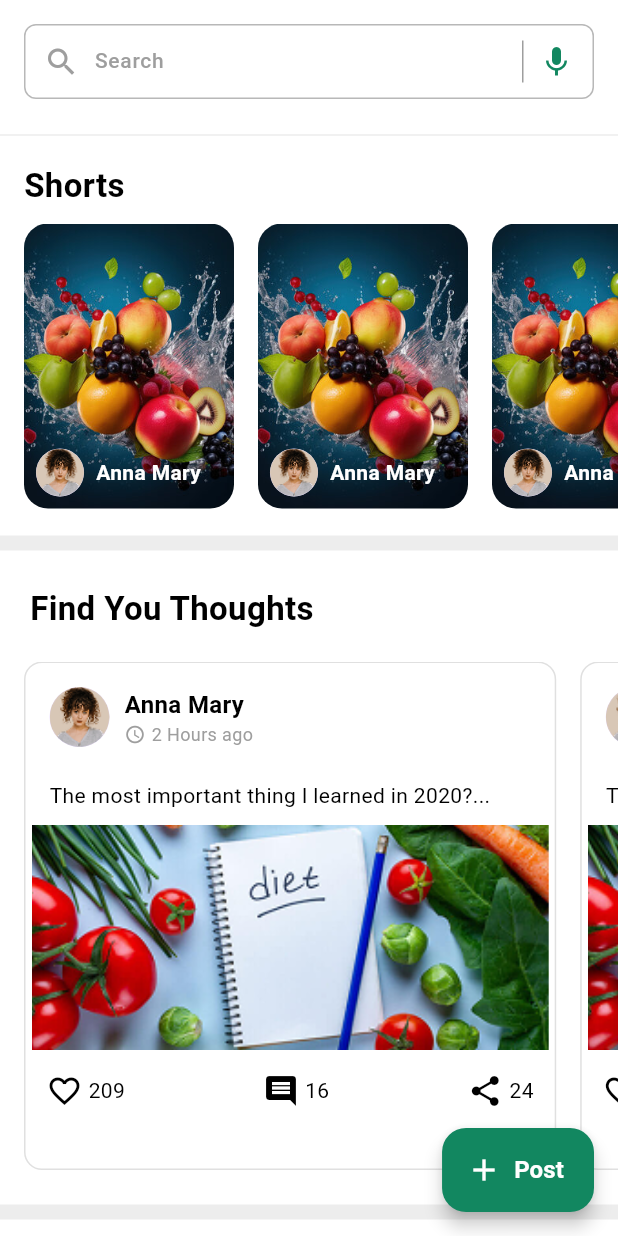
After one commit to amitdevx/Sukoon, a Flutter app: the CommunityScreen screen opened directly, after a tap on the "mic" icon, on a phone screen of 412 x 824 dp. The commit adds this screen. Run offline on Flutter 3.47's test engine with Material 3 defaults, Android fonts, the phone set to English and light mode, and no system bars; our stand-ins replace flutter_svg, get, intl_phone_field, smooth_page_indicator; network calls fail; Roboto replaces fonts that are missing (poppins).

Commit message:
Chat and Community screens added

```diff
--- a/lib/app.dart
+++ b/lib/app.dart
@@ -1,7 +1,7 @@
 import 'package:flutter/material.dart';
 import 'package:get/get.dart';
+import 'package:sukoon/features/authentication/screens/Home/home_screen.dart';
 // import 'package:sukoon/features/authentication/screens/Home/home_screen.dart';
-import 'package:sukoon/features/authentication/screens/Onboarding/onboarding.dart';
 import 'package:sukoon/utils/themes/theme.dart';
 
 class App extends StatelessWidget {
@@ -15,8 +15,8 @@ class App extends StatelessWidget {
         // themeMode: ThemeMode.system,
         theme: AppTheme.lightTheme,
         // darkTheme: AppTheme.darkTheme,
-        // home: HomeScreen(),
-        home: OnboardingScreen(),
+        home: HomeScreen(),
+        // home: OnboardingScreen(),
         );
   }
 }
--- a/lib/common/widgets/chat_card.dart
+++ b/lib/common/widgets/chat_card.dart
@@ -16,14 +16,18 @@ class SocialPostCard extends StatelessWidget {
 
             child: Padding(
               padding: const EdgeInsets.only(left: 16.0, bottom: 10),
+              child: Container(
+                decoration: BoxDecoration(
+                  color: Colors.white,
+                  borderRadius: BorderRadius.circular(12.0),
+                  border: Border.all(color: Colors.grey.shade300),
+                ),
                 child: Card(
                   color: Colors.white,
                   elevation: 0.0,
                   shape: RoundedRectangleBorder(
                     borderRadius: BorderRadius.circular(12.0),
                   ),
-
-
                   child: Column(
                     crossAxisAlignment: CrossAxisAlignment.start,
                     children: [
@@ -34,8 +38,8 @@ class SocialPostCard extends StatelessWidget {
                             Row(
                               children: [
                                 CircleAvatar(
-                            backgroundImage:
-                                AssetImage('assets/images/pngs/girlProfile.png'),
+                                  backgroundImage: AssetImage(
+                                      'assets/images/pngs/girlProfile.png'),
                                   radius: 20,
                                 ),
                                 const SizedBox(width: 10),
@@ -87,28 +91,31 @@ class SocialPostCard extends StatelessWidget {
                       ),
                       const SizedBox(height: 10),
                       Padding(
-                      padding: const EdgeInsets.fromLTRB(10,5,10,5),
+                        padding: const EdgeInsets.fromLTRB(10, 5, 10, 5),
                         child: Row(
                           mainAxisAlignment: MainAxisAlignment.spaceBetween,
                           crossAxisAlignment: CrossAxisAlignment.center,
                           children: [
                             Row(
                               children: const [
-                              Icon(Icons.favorite_border, color: Color.fromARGB(255, 0, 0, 0)),
+                                Icon(Icons.favorite_border,
+                                    color: Color.fromARGB(255, 0, 0, 0)),
                                 SizedBox(width: 4),
                                 Text("209"),
                               ],
                             ),
                             Row(
                               children: const [
-                              Icon(Icons.comment, color: Color.fromARGB(255, 0, 0, 0)),
+                                Icon(Icons.comment,
+                                    color: Color.fromARGB(255, 0, 0, 0)),
                                 SizedBox(width: 4),
                                 Text("16"),
                               ],
                             ),
                             Row(
                               children: const [
-                              Icon(Icons.share, color: Color.fromARGB(255, 0, 0, 0)),
+                                Icon(Icons.share,
+                                    color: Color.fromARGB(255, 0, 0, 0)),
                                 SizedBox(width: 4),
                                 Text("24"),
                               ],
@@ -120,6 +127,7 @@ class SocialPostCard extends StatelessWidget {
                   ),
                 ),
               ),
+            ),
           );
         },
       ),
--- /dev/null
+++ b/lib/common/widgets/custom_search_bar.dart
@@ -0,0 +1,59 @@
+import 'package:flutter/material.dart';
+
+class CustomSearchBar extends StatelessWidget {
+  final TextEditingController controller;
+  final VoidCallback? onVoiceSearch;
+
+  const CustomSearchBar(
+      {super.key, required this.controller, this.onVoiceSearch});
+  @override
+  Widget build(BuildContext context) {
+    return Padding(
+      padding: const EdgeInsets.all(16),
+      child: Container(
+        padding: const EdgeInsets.symmetric(horizontal: 12),
+        decoration: BoxDecoration(
+          color: Colors.white,
+          borderRadius: BorderRadius.circular(8),
+          border: Border.all(color: const Color.fromARGB(255, 184, 184, 184)),
+        ),
+        child: IntrinsicHeight(
+          child: Row(
+            children: [
+              const Icon(Icons.search, color: Colors.grey),
+              const SizedBox(width: 10),
+              Expanded(
+                child: TextField(
+                  controller: controller,
+                  decoration: const InputDecoration(
+                    hintText: "Search",
+                    hintStyle: TextStyle(color: Colors.grey),
+                    border: InputBorder.none,
+                    focusedBorder: InputBorder.none,
+                    enabledBorder: InputBorder.none,
+                    errorBorder: InputBorder.none,
+                    disabledBorder: InputBorder.none,
+                  ),
+                ),
+              ),
+              const VerticalDivider(
+                width: 1,
+                thickness: 1,
+                color: Colors.grey,
+                indent: 10,
+                endIndent: 10,
+              ),
+              SizedBox(
+                width: 10,
+              ),
+              GestureDetector(
+                onTap: onVoiceSearch,
+                child: const Icon(Icons.mic, color:   Color.fromARGB(255, 18, 135, 96),),
+              ),
+            ],
+          ),
+        ),
+      ),
+    );
+  }
+}
--- a/lib/features/authentication/screens/Home/booking_screen.dart
+++ b/lib/features/authentication/screens/Home/Booking Tab/booking_screen.dart
@@ -1,5 +1,5 @@
 import 'package:flutter/material.dart';
-import 'package:sukoon/features/authentication/screens/Home/booking_top_navigation.dart';
+import 'package:sukoon/features/authentication/screens/Home/Booking%20Tab/booking_top_navigation.dart';
 
 class BookingScreen extends StatelessWidget {
   const BookingScreen({super.key});
--- a/lib/features/authentication/screens/Home/booking_top_navigation.dart
+++ b/lib/features/authentication/screens/Home/Booking Tab/booking_top_navigation.dart
@@ -1,7 +1,7 @@
 import 'package:flutter/material.dart';
-import 'package:sukoon/features/authentication/screens/Home/cancle_section.dart';
-import 'package:sukoon/features/authentication/screens/Home/complete_section.dart';
-import 'package:sukoon/features/authentication/screens/Home/upcomming_section.dart';
+import 'package:sukoon/features/authentication/screens/Home/Booking%20Tab/cancle_section.dart';
+import 'package:sukoon/features/authentication/screens/Home/Booking%20Tab/complete_section.dart';
+import 'package:sukoon/features/authentication/screens/Home/Booking%20Tab/upcomming_section.dart';
 
 class BookingTopNavigation extends StatefulWidget {
   const BookingTopNavigation({super.key});
@@ -11,7 +11,7 @@ class BookingTopNavigation extends StatefulWidget {
 }
 
 class _BookingTopNavigationState extends State<BookingTopNavigation> {
-  int _selectedIndex = 1; // Default 'Upcoming' ko select rakha hai
+  int _selectedIndex = 1;
 
   @override
   Widget build(BuildContext context) {
--- a/lib/features/authentication/screens/Home/upcomming_section.dart
+++ b/lib/features/authentication/screens/Home/Booking Tab/upcomming_section.dart
@@ -1,5 +1,5 @@
 import 'package:flutter/material.dart';
-import 'package:sukoon/features/authentication/screens/Home/cancle_reshedule.dart';
+import 'package:sukoon/features/authentication/screens/Home/Booking%20Tab/cancle_reshedule.dart';
 
 class UpcomingSection extends StatefulWidget {
   const UpcomingSection({super.key});
@@ -9,13 +9,12 @@ class UpcomingSection extends StatefulWidget {
 }
 
 class _UpcomingSectionState extends State<UpcomingSection> {
-
   void cancleReshedule() {
     showModalBottomSheet(
-      showDragHandle: false,
-      backgroundColor: Colors.white,
-
-      context: context, builder: (context) => CancleReshedule());
+        showDragHandle: false,
+        backgroundColor: Colors.white,
+        context: context,
+        builder: (context) => CancleReshedule());
   }
 
   @override
@@ -111,7 +110,11 @@ class _UpcomingSectionState extends State<UpcomingSection> {
                         ],
                       ),
                     ),
-                   IconButton(onPressed: ()=>cancleReshedule(), icon: const  Icon(Icons.more_vert), color: Colors.green,),
+                    IconButton(
+                      onPressed: () => cancleReshedule(),
+                      icon: const Icon(Icons.more_vert),
+                      color: const Color.fromARGB(255, 18, 135, 96),
+                    ),
                   ],
                 ),
                 const SizedBox(height: 10),
--- /dev/null
+++ b/lib/features/authentication/screens/Home/Chat screen/chat_screen.dart
@@ -0,0 +1,78 @@
+import 'package:flutter/material.dart';
+
+class ChatScreen extends StatelessWidget {
+  final List<String> profileImages = [
+    'https://randomuser.me/api/portraits/women/1.jpg',
+    'https://randomuser.me/api/portraits/women/2.jpg',
+    'https://randomuser.me/api/portraits/women/3.jpg',
+    'https://randomuser.me/api/portraits/women/4.jpg',
+    'https://randomuser.me/api/portraits/women/5.jpg',
+    'https://randomuser.me/api/portraits/women/6.jpg',
+  ];
+
+  ChatScreen({super.key});
+
+  @override
+  Widget build(BuildContext context) {
+    return Scaffold(
+      backgroundColor: Colors.white,
+      appBar: PreferredSize(
+        preferredSize: const Size.fromHeight(1),
+        child: AppBar(
+
+          backgroundColor: Colors.white,
+          elevation: 0,
+          iconTheme: IconThemeData(color: Colors.black),
+          bottom: PreferredSize(
+            preferredSize: const Size.fromHeight(1), // 1px height
+            child: Container(
+              color: Colors.grey[300], // Grey color line
+              height: 1, // Line height
+              width: double.infinity, // Full width
+            ),
+          ),
+        ),
+      ),
+      body: ListView.builder(
+        itemCount: profileImages.length,
+        itemBuilder: (context, index) {
+          return Padding(
+            padding:
+                const EdgeInsets.symmetric(vertical: 8.0, horizontal: 16.0),
+            child: Row(
+              children: [
+                CircleAvatar(
+                  radius: 25,
+                  backgroundImage: NetworkImage(profileImages[index]),
+                ),
+                SizedBox(width: 12),
+                Expanded(
+                  child: Column(
+                    crossAxisAlignment: CrossAxisAlignment.start,
+                    children: [
+                      Text(
+                        'Dietitian',
+                        style: TextStyle(
+                          fontSize: 16,
+                          fontWeight: FontWeight.bold,
+                        ),
+                      ),
+                      Text(
+                        'How are you today?',
+                        style: TextStyle(color: Colors.grey[600]),
+                      ),
+                    ],
+                  ),
+                ),
+                Text(
+                  '2 min ago',
+                  style: TextStyle(color: Colors.grey[600]),
+                ),
+              ],
+            ),
+          );
+        },
+      ),
+    );
+  }
+}
--- /dev/null
+++ b/lib/features/authentication/screens/Home/community tab/community_screen.dart
@@ -0,0 +1,91 @@
+import 'package:flutter/material.dart';
+import 'package:sukoon/common/widgets/chat_card.dart';
+import 'package:sukoon/common/widgets/custom_search_bar.dart';
+import 'package:sukoon/features/authentication/screens/Home/community%20tab/following_card.dart';
+import 'package:sukoon/features/authentication/screens/Home/community%20tab/shorts_section.dart';
+
+class CommunityScreen extends StatelessWidget {
+  const CommunityScreen({super.key});
+
+  @override
+  Widget build(BuildContext context) {
+    return Scaffold(
+      body: SingleChildScrollView(
+        child: Column(
+          crossAxisAlignment: CrossAxisAlignment.start,
+          children: [
+            CustomSearchBar(
+              controller: TextEditingController(),
+              onVoiceSearch: () {
+                print("Voice search tapped!");
+              },
+            ),
+            Divider(
+              color: const Color.fromARGB(255, 237, 237, 237),
+              thickness: 1,
+            ),
+            ShortsSection(),
+            SizedBox(height: 15),
+            Divider(
+              color: const Color.fromARGB(255, 237, 237, 237),
+              thickness: 10,
+            ),
+            SizedBox(height: 10),
+            Container(
+              height: 410,
+              color: const Color.fromARGB(226, 255, 255, 255),
+              child: Column(
+                crossAxisAlignment: CrossAxisAlignment.start,
+                children: [
+                  Padding(
+                    padding: const EdgeInsets.symmetric(
+                        horizontal: 20, vertical: 10),
+                    child: Text(
+                      "Find You Thoughts",
+                      style:
+                          TextStyle(fontSize: 22, fontWeight: FontWeight.bold),
+                    ),
+                  ),
+                  SizedBox(height: 10),
+                  Expanded(child: SocialPostCard()),
+                ],
+              ),
+            ),
+            SizedBox(height: 10),
+            Divider(
+              color: const Color.fromARGB(255, 237, 237, 237),
+              thickness: 10,
+            ),
+            Column(
+              crossAxisAlignment: CrossAxisAlignment.start,
+              children: [
+                Padding(
+                  padding: const EdgeInsets.all(16),
+                  child: Text(
+                    "Following",
+                    style: TextStyle(fontSize: 22, fontWeight: FontWeight.bold),
+                  ),
+                ),
+                FollowingCard()
+              ],
+            ),
+          ],
+        ),
+      ),
+      floatingActionButton: FloatingActionButton.extended(
+        onPressed: () {},
+        backgroundColor:  const Color.fromARGB(255, 18, 135, 96),
+        elevation: 5,
+        icon: Icon(Icons.add, color: Colors.white),
+        label: Text(
+          "Post",
+          style: TextStyle(
+            color: Colors.white,
+            fontSize: 16,
+            fontWeight: FontWeight.bold,
+          ),
+        ),
+      ),
+    );
+  }
+}
--- /dev/null
+++ b/lib/features/authentication/screens/Home/community tab/following_card.dart
@@ -0,0 +1,120 @@
+import 'package:flutter/material.dart';
+
+class FollowingCard extends StatelessWidget {
+  const FollowingCard({super.key});
+
+  @override
+  Widget build(BuildContext context) {
+    return Column(
+      children: List.generate(5, (index) {
+        return SizedBox(
+          width: MediaQuery.of(context).size.width, // Fixed width
+          child: Padding(
+            padding: const EdgeInsets.only(bottom: 10),
+            child: Column(
+              crossAxisAlignment: CrossAxisAlignment.start,
+              children: [
+
+                Padding(
+                  padding: const EdgeInsets.all(12),
+                  child: Column(
+                    children: [
+                      Row(
+                        children: [
+                          CircleAvatar(
+                            backgroundImage: AssetImage(
+                                'assets/images/pngs/girlProfile.png'),
+                            radius: 20,
+                          ),
+                          const SizedBox(width: 10),
+                          Column(
+                            crossAxisAlignment: CrossAxisAlignment.start,
+                            children: [
+                              const Text(
+                                "Anna Mary",
+                                style: TextStyle(
+                                  fontWeight: FontWeight.bold,
+                                  fontSize: 16,
+                                ),
+                              ),
+                              Row(
+                                children: const [
+                                  Icon(Icons.access_time,
+                                      size: 14, color: Colors.grey),
+                                  SizedBox(width: 4),
+                                  Text(
+                                    "2 Hours ago",
+                                    style: TextStyle(
+                                        color: Colors.grey, fontSize: 12),
+                                  ),
+                                ],
+                              ),
+                            ],
+                          ),
+                        ],
+                      ),
+                    ],
+                  ),
+                ),
+                const SizedBox(height: 10),
+                Padding(
+                  padding: const EdgeInsets.symmetric(horizontal: 12),
+                  child: const Text(
+                    "The most important thing I learned in 2020?...",
+                    style: TextStyle(fontSize: 14),
+                  ),
+                ),
+                const SizedBox(height: 10),
+                ClipRRect(
+                  child: Image.asset(
+                    'assets/images/pngs/post.png',
+                    fit: BoxFit.cover,
+                    width: double.infinity,
+                    height: 150,
+                  ),
+                ),
+                const SizedBox(height: 10),
+                Padding(
+                  padding: const EdgeInsets.fromLTRB(10, 5, 10, 5),
+                  child: Row(
+                    mainAxisAlignment: MainAxisAlignment.spaceBetween,
+                    crossAxisAlignment: CrossAxisAlignment.center,
+                    children: [
+                      Row(
+                        children: const [
+                          Icon(Icons.favorite_border,
+                              color: Color.fromARGB(255, 0, 0, 0)),
+                          SizedBox(width: 4),
+                          Text("209"),
+                        ],
+                      ),
+                      Row(
+                        children: const [
+                          Icon(Icons.comment,
+                              color: Color.fromARGB(255, 0, 0, 0)),
+                          SizedBox(width: 4),
+                          Text("16"),
+                        ],
+                      ),
+                      Row(
+                        children: const [
+                          Icon(Icons.share,
+                              color: Color.fromARGB(255, 0, 0, 0)),
+                          SizedBox(width: 4),
+                          Text("24"),
+                        ],
+                      ),
+                    ],
+                  ),
+                ),
+                Divider(
+                  thickness: 0.4,
+                )
+              ],
+            ),
+          ),
+        );
+      }),
+    );
+  }
+}
--- /dev/null
+++ b/lib/features/authentication/screens/Home/community tab/shorts_section.dart
@@ -0,0 +1,100 @@
+import 'package:flutter/material.dart';
+
+class ShortsSection extends StatelessWidget {
+  final List<Map<String, String>> shortsData = [
+    {
+      'image': 'assets/images/fruits.jpg',
+      'profile': 'assets/images/pngs/girlProfile.png',
+      'name': 'Anna Mary',
+    },
+    {
+      'image': 'assets/images/fruits.jpg',
+      'profile': 'assets/images/pngs/girlProfile.png',
+      'name': 'Anna Mary',
+    },
+    {
+      'image': 'assets/images/fruits.jpg',
+      'profile': 'assets/images/pngs/girlProfile.png',
+      'name': 'Anna Mary',
+    },
+    {
+      'image': 'assets/images/fruits.jpg',
+      'profile': 'assets/images/pngs/girlProfile.png',
+      'name': 'Anna Mary',
+    },
+    {
+      'image': 'assets/images/fruits.jpg',
+      'profile': 'assets/images/pngs/girlProfile.png',
+      'name': 'Anna Mary',
+    },
+  ];
+
+  ShortsSection({super.key});
+
+  @override
+  Widget build(BuildContext context) {
+    return Column(
+      crossAxisAlignment: CrossAxisAlignment.start,
+      children: [
+        const SizedBox(height: 10),
+        const Padding(
+          padding: EdgeInsets.symmetric(horizontal: 16),
+          child: Text(
+            "Shorts",
+            style: TextStyle(fontSize: 22, fontWeight: FontWeight.bold),
+          ),
+        ),
+        const SizedBox(height: 10),
+        SizedBox(
+
+          height: 190,
+          child: ListView.builder(
+            scrollDirection: Axis.horizontal,
+            itemCount: shortsData.length,
+
+            itemBuilder: (context, index) {
+              final item = shortsData[index];
+              return Padding(
+                padding: const EdgeInsets.only(left: 16),
+                child: ClipRRect(
+                  borderRadius: BorderRadius.circular(16),
+                  child: Stack(
+                    children: [
+                      Image.asset(
+                        item['image']!,
+                        width: 140,
+                        height: 190,
+                        fit: BoxFit.cover,
+                      ),
+                      Positioned(
+                        left: 8,
+                        bottom: 8,
+                        child: Row(
+                          children: [
+                            CircleAvatar(
+                              backgroundImage: AssetImage(item['profile']!),
+                              radius: 16,
+                            ),
+                            const SizedBox(width: 8),
+                            Text(
+                              item['name']!,
+                              style: const TextStyle(
+                                color: Colors.white,
+                                fontSize: 14,
+                                fontWeight: FontWeight.w600,
+                              ),
+                            ),
+                          ],
+                        ),
+                      ),
+                    ],
+                  ),
+                ),
+              );
+            },
+          ),
+        ),
+      ],
+    );
+  }
+}
--- /dev/null
+++ b/lib/features/authentication/screens/Home/community tab/thoughts_section.dart
@@ -0,0 +1,18 @@
+import 'package:flutter/material.dart';
+
+class ThoughtsSection extends StatelessWidget {
+  const ThoughtsSection({super.key});
+
+  @override
+  Widget build(BuildContext context) {
+    return Column(
+      children: [
+        Text(
+          "Find You Thoughts",
+          style: TextStyle(fontSize: 22, fontWeight: FontWeight.bold),
+          textAlign: TextAlign.left,
+        ),
+      ],
+    );
+  }
+}
--- a/lib/features/authentication/screens/Home/home_screen.dart
+++ b/lib/features/authentication/screens/Home/home_screen.dart
@@ -1,7 +1,9 @@
 import 'package:flutter/material.dart';
 import 'package:sukoon/common/widgets/bottom_navigation_bar.dart';
 import 'package:sukoon/common/widgets/custom_drawer.dart';
-import 'package:sukoon/features/authentication/screens/Home/booking_screen.dart';
+import 'package:sukoon/features/authentication/screens/Home/Booking%20Tab/booking_screen.dart';
+import 'package:sukoon/features/authentication/screens/Home/Chat%20screen/chat_screen.dart';
+import 'package:sukoon/features/authentication/screens/Home/community%20tab/community_screen.dart';
 import 'package:sukoon/features/authentication/screens/Home/home_content.dart';
 
 class HomeScreen extends StatefulWidget {
@@ -22,9 +24,9 @@ class _HomeScreenState extends State<HomeScreen> {
 
   final List<Widget> _screens = [
     HomeContent(),
-    Center(child: Text("Community Screen")),
+    CommunityScreen(),
     BookingScreen(),
-    Center(child: Text("Chats Screen")),
+    ChatScreen(),
   ];
 
   @override
@@ -50,6 +52,9 @@ class _HomeScreenState extends State<HomeScreen> {
         ),
         actions: [
           IconButton(
+            style: IconButton.styleFrom(
+              overlayColor: Colors.transparent,
+            ),
             onPressed: () {},
             icon: Padding(
               padding: const EdgeInsets.only(right: 8),
--- a/pubspec.yaml
+++ b/pubspec.yaml
@@ -66,6 +66,7 @@ flutter:
   assets:
     - assets/images/on_boarding_images/
     - assets/images/pngs/
+    - assets/images/
     - assets/icons/svgs/onboarding1.svg
     - assets/icons/svgs/onboarding2.svg
     - assets/icons/svgs/onboarding3.svg
```
Also changed, not shown: assets/images/fruit.jpg (added), assets/images/fruits.jpg (added), lib/features/authentication/screens/Home/Booking Tab/cancle_reshedule.dart (renamed from lib/features/authentication/screens/Home/cancle_reshedule.dart), lib/features/authentication/screens/Home/Booking Tab/cancle_section.dart (renamed from lib/features/authentication/screens/Home/cancle_section.dart), lib/features/authentication/screens/Home/Booking Tab/complete_section.dart (renamed from lib/features/authentication/screens/Home/complete_section.dart), 5 other files. Lines whose indentation alone changed are shown as unchanged.
